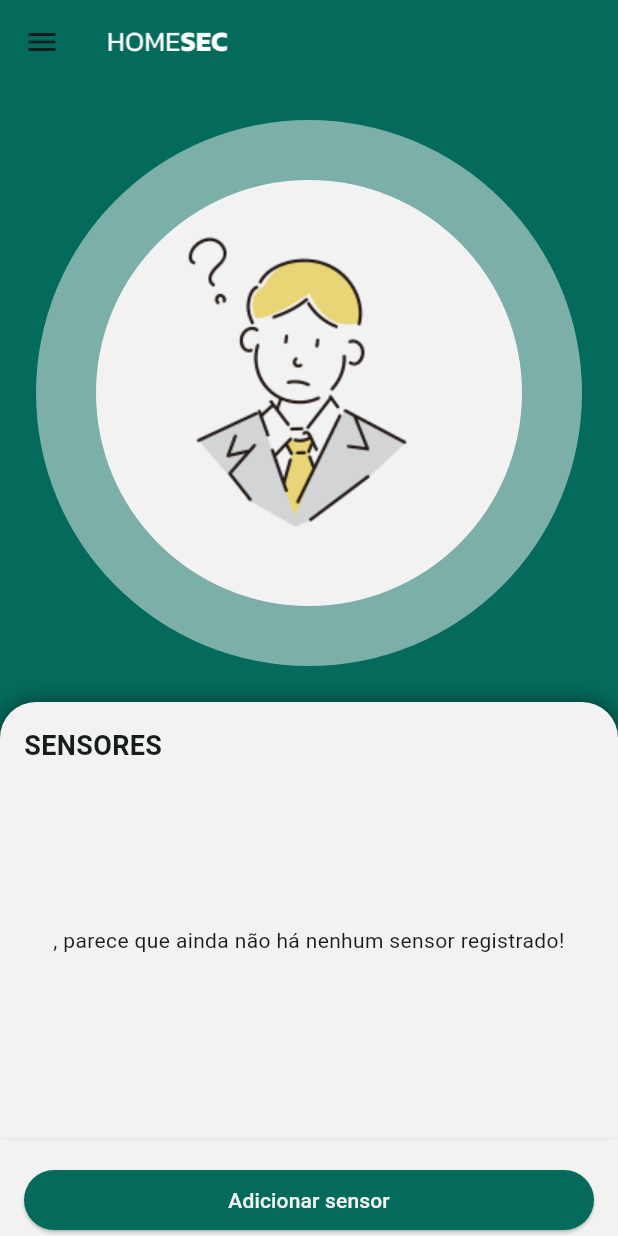
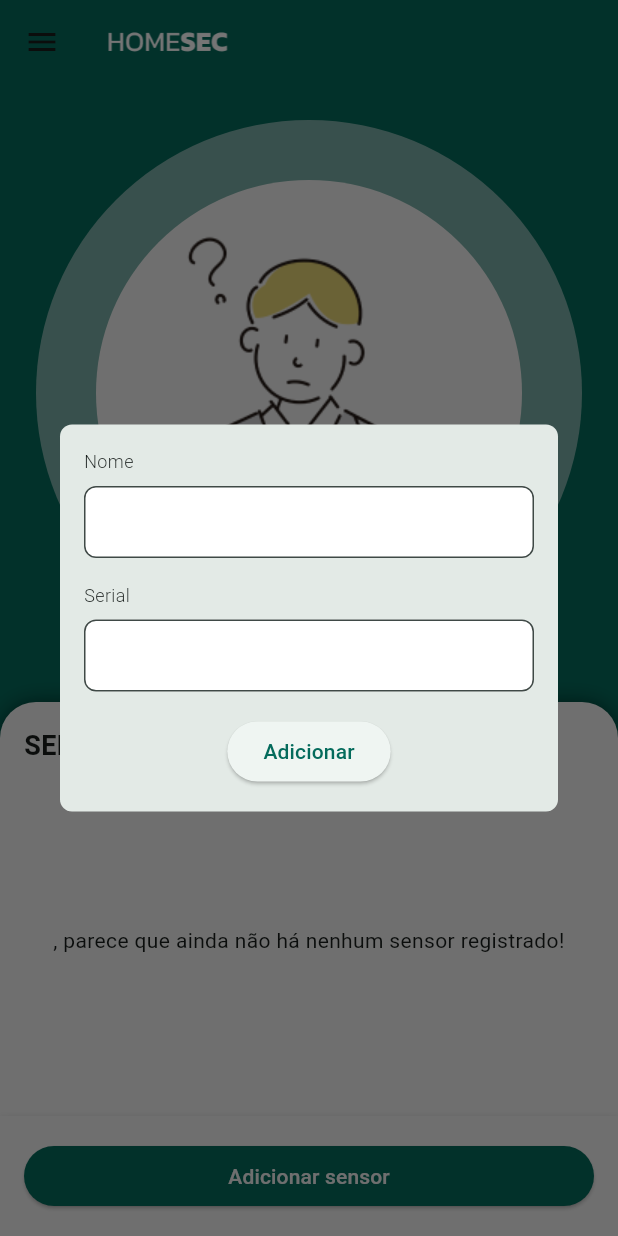
Before and after one commit to HomeSec-PUCPR/homesec-app, a Flutter app: the HomePage screen opened by its route, after a tap on "Adicionar sensor", on a phone screen of 412 x 824 dp. Run offline on Flutter 3.47's test engine with Material 2 defaults, Android fonts, the light colour scheme and no system bars; our stand-ins replace cloud_firestore, dartz, firebase_auth, firebase_core, flutter_modular, flutter_svg and 2 more; accounts and stored records are empty; statements that could not run were skipped.

Commit message:
Criação de sensores no app

```diff
--- a/lib/src/modules/auth/auth_module.dart
+++ b/lib/src/modules/auth/auth_module.dart
@@ -1,6 +1,7 @@
 import 'package:flutter_modular/flutter_modular.dart';
 import 'package:homesec_app/src/modules/auth/interactor/stores/login_store.dart';
 import 'package:homesec_app/src/modules/auth/ui/pages/login_page.dart';
+import 'package:homesec_app/src/modules/auth/ui/pages/signup_page.dart';
 import 'package:homesec_app/src/shared/utils.dart';
 
 import '../../app_module.dart';
@@ -21,5 +22,8 @@ class AuthModule extends Module {
     r.child(Routes.loginPage(false), child: (context) {
       return const LoginPage();
     });
+    r.child(Routes.signUpPage(false), child: (context) {
+      return const SignUpPage();
+    });
   }
 }
--- a/lib/src/modules/auth/ui/pages/login_page.dart
+++ b/lib/src/modules/auth/ui/pages/login_page.dart
@@ -103,7 +103,9 @@ class _LoginPageState extends State<LoginPage> {
           const Divider(),
           Center(
             child: TextButton(
-              onPressed: () {},
+              onPressed: () {
+                Modular.to.pushNamed(Routes.signUpPage());
+              },
               child: const Text("CRIE SUA CONTA"),
             ),
           ),
--- /dev/null
+++ b/lib/src/modules/home/ui/dialog/add_sensor_dialog.dart
@@ -0,0 +1,56 @@
+import 'package:flutter/material.dart';
+import 'package:flutter/services.dart';
+import 'package:flutter_modular/flutter_modular.dart';
+import 'package:homesec_app/src/shared/ui/components/text_field.dart';
+import 'package:validators/validators.dart';
+
+import '../../interactor/stores/home_store.dart';
+
+class AddSensorDialog extends StatelessWidget {
+  const AddSensorDialog({super.key});
+
+  @override
+  Widget build(BuildContext context) {
+    final store = Modular.get<HomeStore>();
+
+    final nameController = TextEditingController();
+    final serialController = TextEditingController();
+
+    return Dialog(
+      shape: RoundedRectangleBorder(
+        borderRadius: BorderRadius.circular(8),
+      ),
+      child: Padding(
+        padding: const EdgeInsets.all(16.0),
+        child: Column(
+          mainAxisSize: MainAxisSize.min,
+          children: [
+            AppTextFormField(
+              controller: nameController,
+              label: "Nome",
+            ),
+            const SizedBox(height: 16),
+            AppTextFormField(
+              controller: serialController,
+              label: "Serial",
+              inputFormatters: [
+                FilteringTextInputFormatter.digitsOnly,
+              ],
+            ),
+            const SizedBox(height: 16),
+            ElevatedButton(
+              onPressed: () {
+                if (isNull(nameController.text) ||
+                    isNull(serialController.text)) return;
+                store.createSensor(
+                    name: nameController.text, serial: serialController.text);
+                Modular.to.pop();
+              },
+              child: const Text("Adicionar"),
+            ),
+          ],
+        ),
+      ),
+    );
+  }
+}
--- a/lib/src/modules/home/ui/pages/home_page.dart
+++ b/lib/src/modules/home/ui/pages/home_page.dart
@@ -1,6 +1,7 @@
 import 'package:flutter/material.dart';
 import 'package:flutter_modular/flutter_modular.dart';
 import 'package:flutter_triple/flutter_triple.dart';
+import 'package:homesec_app/src/modules/home/ui/dialog/add_sensor_dialog.dart';
 import 'package:homesec_app/src/shared/interactor/services/auth_service.dart';
 import 'package:homesec_app/src/shared/utils.dart';
 
@@ -94,7 +95,7 @@ class _HomePageState extends State<HomePage> {
     Widget list(List<SensorModel> sensors) {
       return Expanded(
         child: ListView.separated(
-          padding: const EdgeInsets.symmetric(vertical: 16),
+          padding: const EdgeInsets.only(top: 16),
           itemBuilder: (context, index) {
             final sensor = sensors[index];
             return Container(
@@ -133,8 +134,7 @@ class _HomePageState extends State<HomePage> {
           ),
         ],
       ),
-      padding: const EdgeInsets.all(16)
-          .copyWith(bottom: 16 + MediaQuery.viewPaddingOf(context).bottom),
+      padding: const EdgeInsets.symmetric(horizontal: 16).copyWith(top: 16),
       child: Column(
         crossAxisAlignment: CrossAxisAlignment.start,
         children: [
@@ -172,9 +172,16 @@ class _HomePageState extends State<HomePage> {
         ],
       ),
       padding: const EdgeInsets.all(16)
-          .copyWith(bottom: MediaQuery.viewPaddingOf(context).bottom),
+          .copyWith(bottom: MediaQuery.viewPaddingOf(context).bottom + 16),
       child: ElevatedButton(
-        onPressed: () {},
+        onPressed: () async {
+          await showDialog(
+            context: context,
+            builder: (_) {
+              return const AddSensorDialog();
+            },
+          );
+        },
         style: ButtonStyle(
           backgroundColor: MaterialStateProperty.all(
             Theme.of(context).primaryColor,
--- a/lib/src/shared/ui/components/text_field.dart
+++ b/lib/src/shared/ui/components/text_field.dart
@@ -1,4 +1,5 @@
 import 'package:flutter/material.dart';
+import 'package:flutter/services.dart';
 
 class AppTextFormField extends StatelessWidget {
   final TextEditingController? controller;
@@ -8,6 +9,7 @@ class AppTextFormField extends StatelessWidget {
   final bool obscureText;
   final void Function(String)? onChanged;
   final TextInputType? keyboardType;
+  final List<TextInputFormatter>? inputFormatters;
 
   const AppTextFormField({
     super.key,
@@ -18,6 +20,7 @@ class AppTextFormField extends StatelessWidget {
     this.obscureText = false,
     this.onChanged,
     this.keyboardType,
+    this.inputFormatters,
   });
 
   InputDecoration get _decoration {
@@ -48,11 +51,13 @@ class AppTextFormField extends StatelessWidget {
           const SizedBox(height: 8),
         ],
         TextFormField(
+          controller: controller,
           initialValue: initialValue,
           decoration: _decoration,
           obscureText: obscureText,
           onChanged: onChanged,
           keyboardType: keyboardType,
+          inputFormatters: inputFormatters,
         ),
       ],
     );
--- a/pubspec.yaml
+++ b/pubspec.yaml
@@ -19,6 +19,7 @@ dependencies:
   flutter_modular: ^6.3.2
   flutter_svg: ^2.0.9
   flutter_triple: ^3.0.0
+  validators: ^3.0.0
 
 dev_dependencies:
   flutter_lints: ^2.0.0
```
Also changed, not shown: lib/src/modules/auth/ui/pages/signup_page.dart (added, +99 -0 lines), lib/src/modules/home/interactor/stores/home_store.dart (+14 -1 lines), pubspec.lock.
